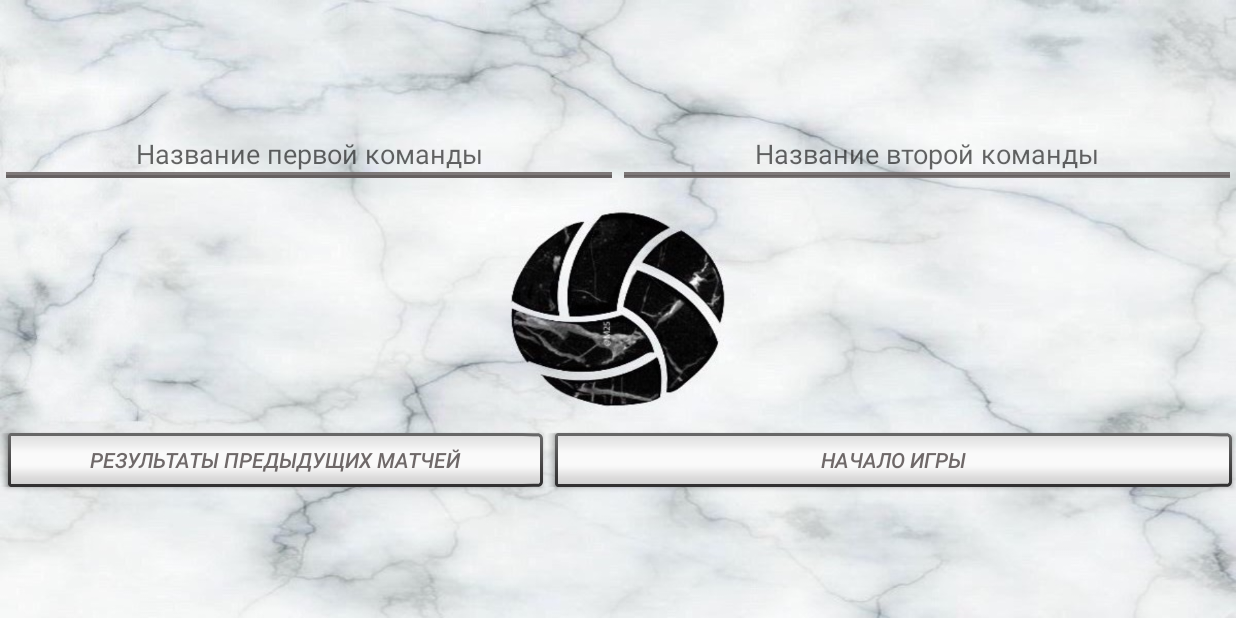
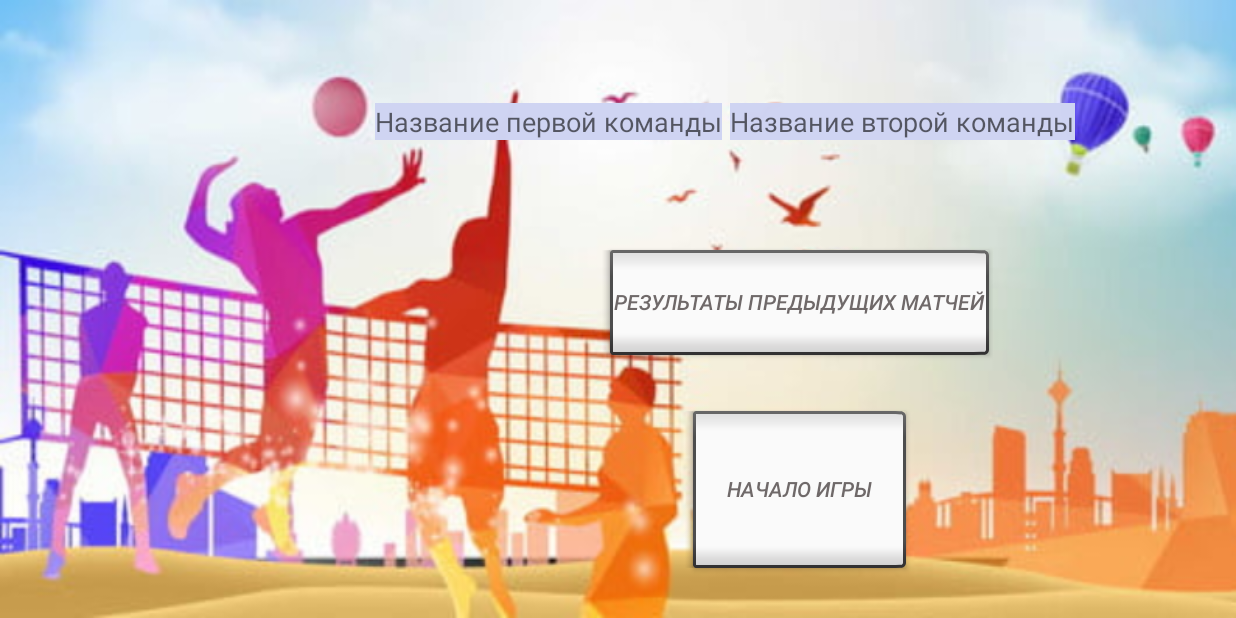
Before and after one commit to denn02/volleyball-1, an Android app: the screen it shows after launch (MainActivity), on a phone screen of 824 x 412 dp (held sideways). Run offline under Robolectric (Android 15) with nearby library versions, the phone set to English and light mode, and no system bars.

Commit message:
1st screen

```diff
--- a/app/src/main/res/layout/main_fragment.xml
+++ b/app/src/main/res/layout/main_fragment.xml
@@ -14,13 +14,18 @@
         android:orientation="vertical"
         app:layout_constraintBottom_toBottomOf="parent"
         app:layout_constraintEnd_toEndOf="parent"
+        app:layout_constraintHorizontal_bias="0.0"
         app:layout_constraintStart_toStartOf="parent"
-        app:layout_constraintTop_toTopOf="parent">
+        app:layout_constraintTop_toTopOf="parent"
+        app:layout_constraintVertical_bias="0.0">
 
         <LinearLayout
-            android:layout_width="match_parent"
+            android:layout_width="wrap_content"
             android:layout_height="match_parent"
-            android:layout_weight="0.5"
+            android:layout_marginLeft="250dp"
+            android:layout_marginTop="50dp"
+            android:layout_marginRight="15dp"
+            android:layout_weight="0.8"
             android:orientation="horizontal">
 
             <com.google.android.material.textfield.TextInputEditText
@@ -28,11 +33,13 @@
                 android:layout_width="match_parent"
                 android:layout_height="wrap_content"
                 android:layout_gravity="center"
+                android:layout_marginRight="5dp"
                 android:layout_weight="0.5"
+                android:background="#E6BECBFF"
                 android:backgroundTint="#E6716B6B"
+                android:backgroundTintMode="screen"
                 android:gravity="center_horizontal"
                 android:hint="@string/team_1"
-                android:backgroundTintMode="screen"
                 android:textAlignment="center" />
 
             <com.google.android.material.textfield.TextInputEditText
@@ -41,6 +48,7 @@
                 android:layout_height="wrap_content"
                 android:layout_gravity="center_horizontal|center_vertical"
                 android:layout_weight="0.5"
+                android:background="#E6BECBFF"
                 android:backgroundTint="#E6716B6B"
                 android:backgroundTintMode="screen"
                 android:gravity="center"
@@ -49,15 +57,19 @@
         </LinearLayout>
 
         <LinearLayout
-            android:layout_width="match_parent"
+            android:layout_width="wrap_content"
             android:layout_height="match_parent"
-            android:layout_weight="0.5"
+            android:layout_gravity="center_horizontal"
+            android:layout_marginLeft="120dp"
+            android:layout_weight="0.3"
             android:baselineAligned="false"
-            android:orientation="horizontal">
+            android:orientation="vertical"
+            android:paddingTop="50dp"
+            android:paddingBottom="25dp">
 
             <Button
                 android:id="@+id/btnResults"
-                style="@android:style/Widget.Button.Inset"
+                style="@android:style/Widget.Material.Button.Inset"
                 android:layout_width="wrap_content"
                 android:layout_height="wrap_content"
                 android:layout_gravity="center|center_horizontal"
@@ -73,12 +85,16 @@
 
             <Button
                 android:id="@+id/btnStart"
-                style="@android:style/Widget.Button.Inset"
+                style="@android:style/Widget.Material.Button.Inset"
                 android:layout_width="wrap_content"
                 android:layout_height="wrap_content"
                 android:layout_gravity="center|center_horizontal"
-                android:layout_weight="0.5"
+                android:layout_marginTop="25dp"
+                android:layout_weight="0.3"
+                android:width="150dp"
+                android:height="10dp"
                 android:gravity="center"
+                android:minHeight="0dp"
                 android:text="@string/start"
                 android:textAlignment="center"
                 android:textAllCaps="true"
```
Also changed, not shown: app/src/main/res/drawable/background_start.jpg.
